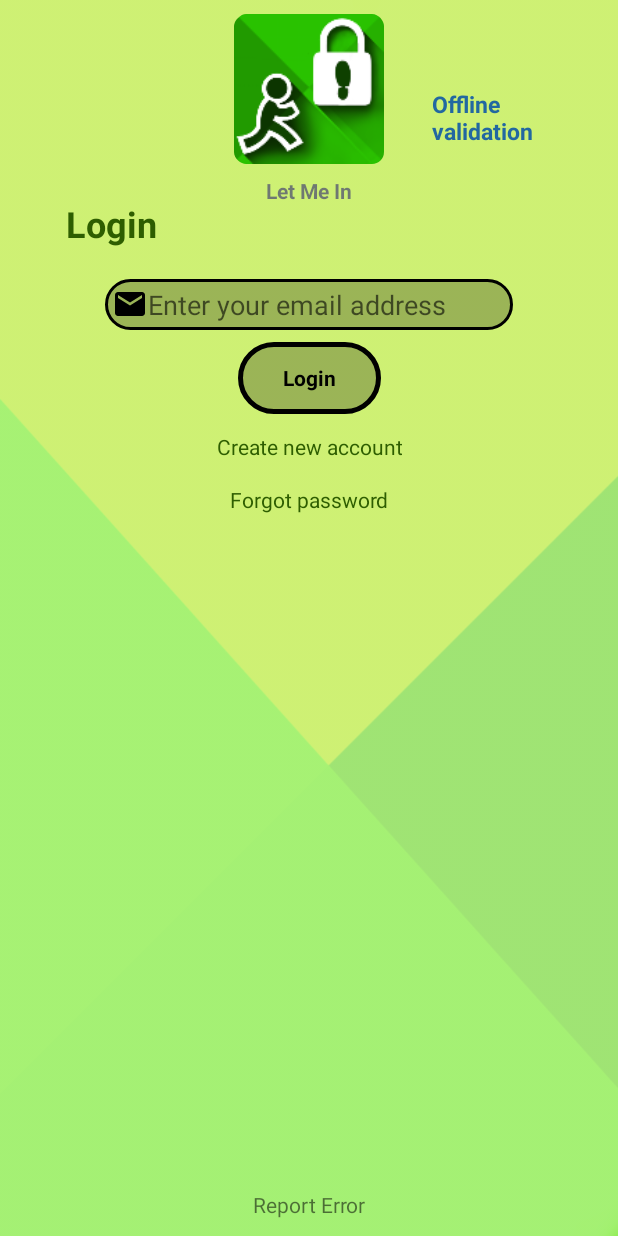
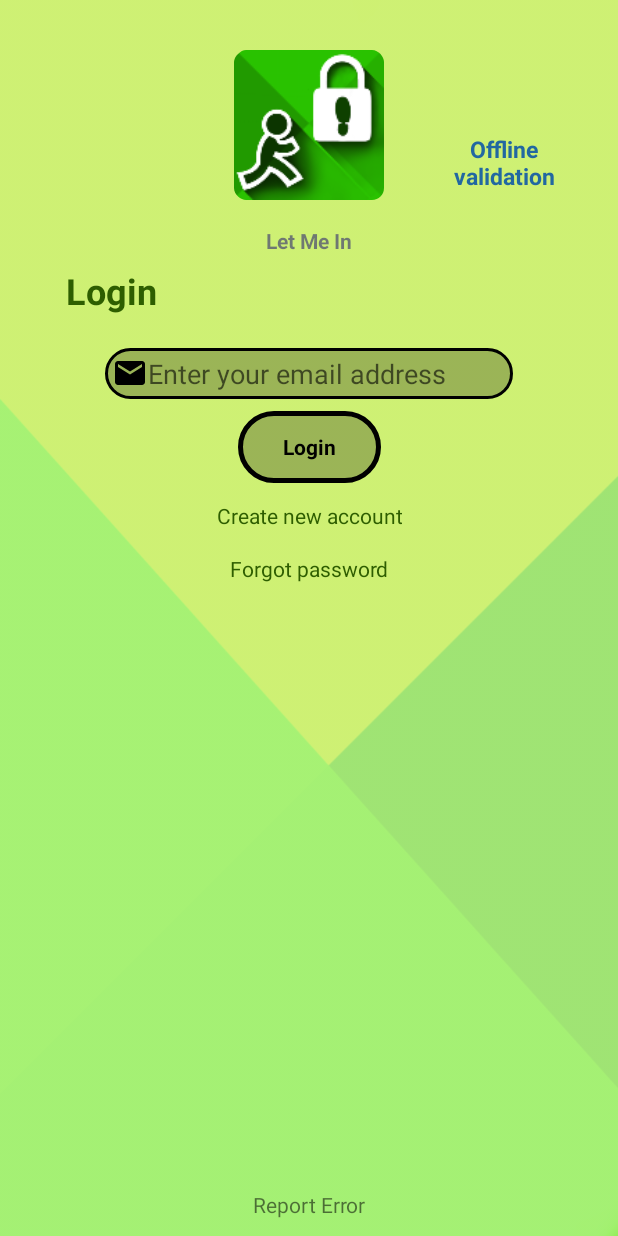
Before and after one commit to MilleJanos/GaitBiometrics, an Android app: the screen it shows after launch (AuthenticationActivity), on a phone screen of 412 x 824 dp. Run offline under Robolectric (Android 15) with nearby library versions, the phone set to English and light mode, and no system bars; our stand-ins replace Firebase (no records; nobody signed in at launch, a user with empty details on screens opened directly); libraries missing offline, so code that uses them is left out: ro.sapientia.gaitbiom, weka.classifiers, weka.classifiers.trees, weka.core; Roboto replaces fonts that are not available here.

Commit message:
-Added MainActivity before SplashScreen -Added animation for the AppIcon after SplashScreen

```diff
--- a/app/src/main/java/com/example/jancsi_pc/playingwithsensors/Activityes/Main/AuthenticationActivity.java
+++ b/app/src/main/java/com/example/jancsi_pc/playingwithsensors/Activityes/Main/AuthenticationActivity.java
@@ -18,6 +18,7 @@ import android.view.View;
 import android.view.animation.AlphaAnimation;
 import android.view.animation.Animation;
 import android.view.animation.AnimationSet;
+import android.view.animation.ScaleAnimation;
 import android.view.animation.TranslateAnimation;
 import android.widget.Button;
 import android.widget.EditText;
@@ -30,6 +31,7 @@ import com.example.jancsi_pc.playingwithsensors.R;
 import com.example.jancsi_pc.playingwithsensors.Utils.Util;
 import com.google.android.gms.tasks.OnCompleteListener;
 import com.google.android.gms.tasks.Task;
+import com.google.errorprone.annotations.ForOverride;
 import com.google.firebase.auth.AuthResult;
 import com.google.firebase.auth.FirebaseAuth;
 import com.google.firebase.auth.FirebaseUser;
@@ -65,6 +67,7 @@ public class AuthenticationActivity extends AppCompatActivity {
     private TextView reportErrorTextView;
     private TextView infoTextView;
     private TextView auth_offlineValidationTextView;
+    private ImageView appLogoImageView;
     private ConstraintLayout.LayoutParams params;
     private String mEmail = "";
     private String mPassword = "";
@@ -167,6 +170,7 @@ public class AuthenticationActivity extends AppCompatActivity {
 
         Log.d(TAG, "\nmEmail=\"" + mEmail + "\"");
 
+        // Catch input errors:
         if (mEmail.equals("")) {
             emailEditText.setError("Wrong mEmail");
             emailEditText.requestFocus();
@@ -271,6 +275,7 @@ public class AuthenticationActivity extends AppCompatActivity {
 
         Log.d(TAG, "mEmail=\"" + mEmail + "\"");
 
+        // Catch input errors:
         if (mEmail.equals("")) {
             Util.progressDialog.dismiss();
             emailEditText.setError("Wrong mEmail");
@@ -338,7 +343,6 @@ public class AuthenticationActivity extends AppCompatActivity {
 
         // Animations:
         if (passToEmail) {
-            passwordEditText.setText("");
             HandleAnimation_passwordToEmail();
         }
 
@@ -346,8 +350,15 @@ public class AuthenticationActivity extends AppCompatActivity {
             passwordEditText.setText("");
             HandleAnimation_registerToEmail();
         }
+        HangleAnimation_SwitchTitle(titleTextView,"Login");
 
-        titleTextView.setText(R.string.login);
+        // Remove error marks
+        passwordEditText.setError(null);
+        passwordEditText2.setError(null);
+
+        // Update UI
+        passwordEditText.setText("");
+        //titleTextView.setText(R.string.login);    // Added animated text change
         titleTextView.setVisibility(View.VISIBLE);
 
         selectedEmailTextView.setText("");
@@ -508,6 +519,19 @@ public class AuthenticationActivity extends AppCompatActivity {
      */
     private void PrepareScreenUIFor_password() {
         Log.d(TAG, ">>>RUN>>>PrepareScreenUIFor_password()");
+
+        // Animations
+        if (emailToPass) {  // in current state there is only this way
+            HandleAnimation_emailToPassword();
+        }
+        HangleAnimation_SwitchTitle(titleTextView,"Login - Step 2");
+
+        // Remove error marks
+        emailEditText.setError(null);
+        passwordEditText.setError(null);
+        passwordEditText2.setError(null);
+
+        // Update UI
         titleTextView.setText(R.string.login);
         titleTextView.setVisibility(View.VISIBLE);
 
@@ -614,23 +638,6 @@ public class AuthenticationActivity extends AppCompatActivity {
             Log.i(TAG, "Util.isAdminLoggedIn -> false");
         }
 
-
-        if (emailToPass) {
-            HandleAnimation_emailToPassword();
-            /*
-            TranslateAnimation translateAnimation = new TranslateAnimation(0, 0, -150, 0);
-            translateAnimation.setDuration(300);
-
-            authButton.setAnimation(translateAnimation);
-            passwordEditText.setAnimation(translateAnimation);
-            deletePasswordImageView.setAnimation(translateAnimation);
-            registerORloginTextView.setAnimation(translateAnimation);
-            forgotPassTextView.setAnimation(translateAnimation);
-            //passwordEditText.startAnimation(alphaAnimation);
-            //registerORloginTextView.startAnimation(alphaAnimation);
-            //deletePasswordImageView.startAnimation(alphaAnimation);
-            */
-        }
     }
 
     /**
@@ -638,7 +645,21 @@ public class AuthenticationActivity extends AppCompatActivity {
      */
     private void PrepareScreenUIFor_register() {
         Log.d(TAG, ">>>RUN>>>PrepareScreenUIFor_register()");
-        titleTextView.setText(R.string.register);
+
+        // Animation
+        if (emailToRegister) {
+            HandleAnimation_emailToRegister();
+        }
+        HangleAnimation_SwitchTitle(titleTextView,"Register");
+
+        // Remove error marks
+        emailEditText.setError(null);
+        passwordEditText.setError(null);
+        passwordEditText2.setError(null);
+
+        // Update UI
+        passwordEditText.setText("");
+        //titleTextView.setText(R.string.register); // Added animated Text Change
         titleTextView.setVisibility(View.VISIBLE);
 
         selectedEmailTextView.setText("");
@@ -796,27 +817,6 @@ public class AuthenticationActivity extends AppCompatActivity {
         });
 
         backButton.setVisibility(View.INVISIBLE);
-
-        if (emailToRegister) {
-            passwordEditText.setText("");
-            HandleAnimation_emailToRegister();
-            //TranslateAnimation translateAnimation1 = new TranslateAnimation(0, 0, -180, 0);
-            //translateAnimation1.setDuration(300);
-            //TranslateAnimation translateAnimation2 = new TranslateAnimation(0, 0, -360, 0);
-            //translateAnimation2.setDuration(300);
-            //
-            //
-            //passwordEditText.setAnimation(translateAnimation1);
-            //deletePasswordImageView.setAnimation(translateAnimation1);
-            //passwordEditText2.setAnimation(translateAnimation2);
-            //deletePasswordImageView2.setAnimation(translateAnimation2);
-            //authButton.setAnimation(translateAnimation2);
-            //registerORloginTextView.setAnimation(translateAnimation2);
-            //forgotPassTextView.setAnimation(translateAnimation2);
-            //passwordEditText.startAnimation(alphaAnimation);
-            //registerORloginTextView.startAnimation(alphaAnimation);
-            //deletePasswordImageView.startAnimation(alphaAnimation);
-        }
     }
 
     /*
@@ -995,6 +995,45 @@ public class AuthenticationActivity extends AppCompatActivity {
         forgotPassTextView.setAnimation(as4);
     }
 
+    private void HangleAnimation_SwitchTitle(View view, String new_title){
+
+        float distanceX = TypedValue.applyDimension(         // dip to pixels
+                TypedValue.COMPLEX_UNIT_DIP, 300,
+                getResources().getDisplayMetrics()
+        );
+        // Translate:
+        Animation translateAnimationOldOut = new TranslateAnimation(0,-distanceX,0,0);  // hiding animation
+        translateAnimationOldOut.setDuration(ANIMATION_DURATION/2);
+        Animation translateAnimationNewIn = new TranslateAnimation(-distanceX,0,0,0);   // showing animation
+        translateAnimationNewIn.setDuration(ANIMATION_DURATION/2);
+
+        if (view instanceof TextView) {
+            TextView textView= (TextView) view;
+            translateAnimationOldOut.setAnimationListener(new Animation.AnimationListener() {
+                @Override
+                public void onAnimationStart(Animation animation) {
+                    // do nothing
+                }
+                @Override
+                public void onAnimationEnd(Animation animation) {
+                    // After the hiding animation finished, start the showing one
+                    textView.setText(new_title);
+                    textView.setAnimation(translateAnimationNewIn);
+                }
+                @Override
+                public void onAnimationRepeat(Animation animation) {
+                    // do nothing
+                }
+            });
+            textView.startAnimation(translateAnimationOldOut);
+        }
+        else if (view instanceof ImageView) {
+            ImageView imageView = (ImageView) view;
+            // do what you want with textView
+            // TODO: imageView switch - maybe in a later version
+        }
+    }
+
     /**
      * This method sets the view variables in Authentication activity.
      */
@@ -1013,6 +1052,7 @@ public class AuthenticationActivity extends AppCompatActivity {
         forgotPassTextView = findViewById(R.id.auth_forgotPassTextView);
         infoTextView = findViewById(R.id.auth_infoTextView);
         backButton = findViewById(R.id.auth_backButton);
+        appLogoImageView = findViewById(R.id.auth_AppIconImageView);
 
         reportErrorTextView = findViewById(R.id.auth_errorReportTextView);
         progressBar = findViewById(R.id.auth_progressBar);
@@ -1264,7 +1304,38 @@ public class AuthenticationActivity extends AppCompatActivity {
         Util.mSharedPrefEditor.putString(Util.LAST_LOGGED_IN_DATE_KEY, s.toString());
         Util.mSharedPrefEditor.apply();
 
-
         super.onResume();
     }
+
+    @Override
+    public void onStart() {
+        super.onStart();
+
+        // Animate Logo
+        float distanceY = TypedValue.applyDimension(         // dip to pixels
+                TypedValue.COMPLEX_UNIT_DIP, 45,
+                getResources().getDisplayMetrics()
+        );
+        // Translate:
+        TranslateAnimation translateAnimation = new TranslateAnimation(0, 0, distanceY, 0);
+        translateAnimation.setDuration(ANIMATION_DURATION);
+
+        // Scale
+        Animation scaleAnimation = new ScaleAnimation(
+                2f, 1f, // Start and end values for the X axis scaling
+                2f, 1f, // Start and end values for the Y axis scaling
+                Animation.RELATIVE_TO_SELF, 0.5f, // Pivot point of X scaling
+                Animation.RELATIVE_TO_SELF, 0.5f); // Pivot point of Y scaling
+        scaleAnimation.setFillAfter(true); // Needed to keep the result of the animation
+        scaleAnimation.setDuration(ANIMATION_DURATION);
+
+        // Animation Set: (Translate+Alpha)
+        AnimationSet as = new AnimationSet(false);
+        as.addAnimation(translateAnimation);
+        as.addAnimation(scaleAnimation);
+
+        // Start Animations:
+        appLogoImageView.setAnimation(as);
+    }
+
 }
--- a/app/src/main/java/com/example/jancsi_pc/playingwithsensors/Activityes/Main/DataCollectorActivity.java
+++ b/app/src/main/java/com/example/jancsi_pc/playingwithsensors/Activityes/Main/DataCollectorActivity.java
@@ -642,7 +642,7 @@ public class DataCollectorActivity extends AppCompatActivity implements SensorEv
         Log.d(TAG, ">>>RUN>>>onResume()");
         super.onResume();
 
-        // If close all Activityes
+        // If close all Activities
         if (Util.isFinished) {
             Log.d(TAG, " isFinished() = true");
             finish();
--- /dev/null
+++ b/app/src/main/java/com/example/jancsi_pc/playingwithsensors/Activityes/Main/MainActivity.java
@@ -0,0 +1,35 @@
+package com.example.jancsi_pc.playingwithsensors.Activityes.Main;
+
+import android.content.Intent;
+import android.support.v7.app.AppCompatActivity;
+import android.os.Bundle;
+import android.util.Log;
+
+import com.example.jancsi_pc.playingwithsensors.Activityes.Other.SplashScreenActivity;
+import com.example.jancsi_pc.playingwithsensors.R;
+import com.example.jancsi_pc.playingwithsensors.Utils.Util;
+
+
+public class MainActivity extends AppCompatActivity {
+
+    private final String TAG = "MainActivity";
+
+    @Override
+    protected void onCreate(Bundle savedInstanceState) {
+        super.onCreate(savedInstanceState);
+        setContentView(R.layout.activity_main);
+        startActivity( new Intent(MainActivity.this, SplashScreenActivity.class) );
+
+    }
+
+    @Override
+    public void onResume(){
+        super.onResume();
+        // If close all Activities
+        if (Util.isFinished) {
+            Log.d(TAG, " isFinished() = true");
+            finish();
+        }
+    }
+
+}
--- a/app/src/main/java/com/example/jancsi_pc/playingwithsensors/Activityes/Other/SplashScreenActivity.java
+++ b/app/src/main/java/com/example/jancsi_pc/playingwithsensors/Activityes/Other/SplashScreenActivity.java
@@ -46,14 +46,14 @@ public class SplashScreenActivity extends AppCompatActivity {
         timer.start();
     }
 
-    @Override
-    protected void onResume() {
-        Log.d(TAG, ">>>RUN>>>onResume()");
-        super.onResume();
-
-        if (Util.isFinished) {
-            Log.d(TAG, " isFinished() = true");
-            finish();
-        }
-    }
+//    @Override
+//    protected void onResume() {
+//        Log.d(TAG, ">>>RUN>>>onResume()");
+//        super.onResume();
+//    }
+//    // If close all Activityes
+//    if (Util.isFinished) {
+//        Log.d(TAG, " isFinished() = true");
+//    finish();
+//    }
 }
--- a/app/src/main/res/layout/activity_authentication.xml
+++ b/app/src/main/res/layout/activity_authentication.xml
@@ -30,23 +30,23 @@
 
     <TextView
         android:id="@+id/auth_offlineValidationTextView"
-        android:layout_width="116dp"
-        android:layout_height="42dp"
+        android:layout_width="wrap_content"
+        android:layout_height="wrap_content"
         android:layout_marginStart="8dp"
         android:layout_marginTop="8dp"
-        android:layout_marginEnd="8dp"
+        android:layout_marginEnd="4dp"
         android:layout_marginBottom="8dp"
         android:fontFamily="@font/aldrich"
         android:text="Offline\nvalidation"
         android:textColor="@color/colorBlue3"
+        android:textAlignment="center"
         android:textSize="15sp"
         android:textStyle="bold"
-        app:layout_constraintBottom_toBottomOf="@+id/auth_imageView2"
+        android:padding="10dp"
+        app:layout_constraintBottom_toTopOf="@+id/auth_guidelineHorisontal2"
         app:layout_constraintEnd_toEndOf="parent"
-        app:layout_constraintHorizontal_bias="1.0"
-        app:layout_constraintStart_toEndOf="@+id/auth_imageView2"
-        app:layout_constraintTop_toTopOf="parent"
-        app:layout_constraintVertical_bias="0.981" />
+        app:layout_constraintStart_toEndOf="@+id/auth_AppIconImageView"
+        app:layout_constraintTop_toTopOf="parent" />
 
     <TextView
         android:id="@+id/auth_appNameTextView"
@@ -69,14 +69,14 @@
         android:layout_width="wrap_content"
         android:layout_height="wrap_content"
         android:orientation="horizontal"
-        app:layout_constraintGuide_begin="145dp" />
+        app:layout_constraintGuide_begin="178dp" />
 
     <android.support.constraint.Guideline
         android:id="@+id/auth_guidelineHorisontal2"
         android:layout_width="wrap_content"
         android:layout_height="wrap_content"
         android:orientation="horizontal"
-        app:layout_constraintGuide_begin="170dp" />
+        app:layout_constraintGuide_begin="216dp" />
 
     <android.support.constraint.Guideline
         android:id="@+id/auth_guidelineVertical1"
@@ -318,11 +318,11 @@
         app:layout_constraintTop_toBottomOf="@+id/auth_passwordEditText2" />
 
     <ImageView
-        android:id="@+id/auth_imageView2"
+        android:id="@+id/auth_AppIconImageView"
         android:layout_width="100dp"
         android:layout_height="100dp"
         android:layout_marginStart="8dp"
-        android:layout_marginTop="1dp"
+        android:layout_marginTop="8dp"
         android:layout_marginEnd="8dp"
         android:background="@drawable/cornered_image"
         android:padding="0dp"
@@ -330,6 +330,7 @@
         app:layout_constraintEnd_toEndOf="parent"
         app:layout_constraintStart_toStartOf="parent"
         app:layout_constraintTop_toTopOf="parent"
+        app:layout_constraintVertical_bias="0.6"
         app:srcCompat="@mipmap/ic_launcher" />
 
     <TextView
```
Also changed, not shown: app/src/main/AndroidManifest.xml (+20 -8 lines), app/src/main/res/layout/activity_main.xml (+3 -62 lines).
